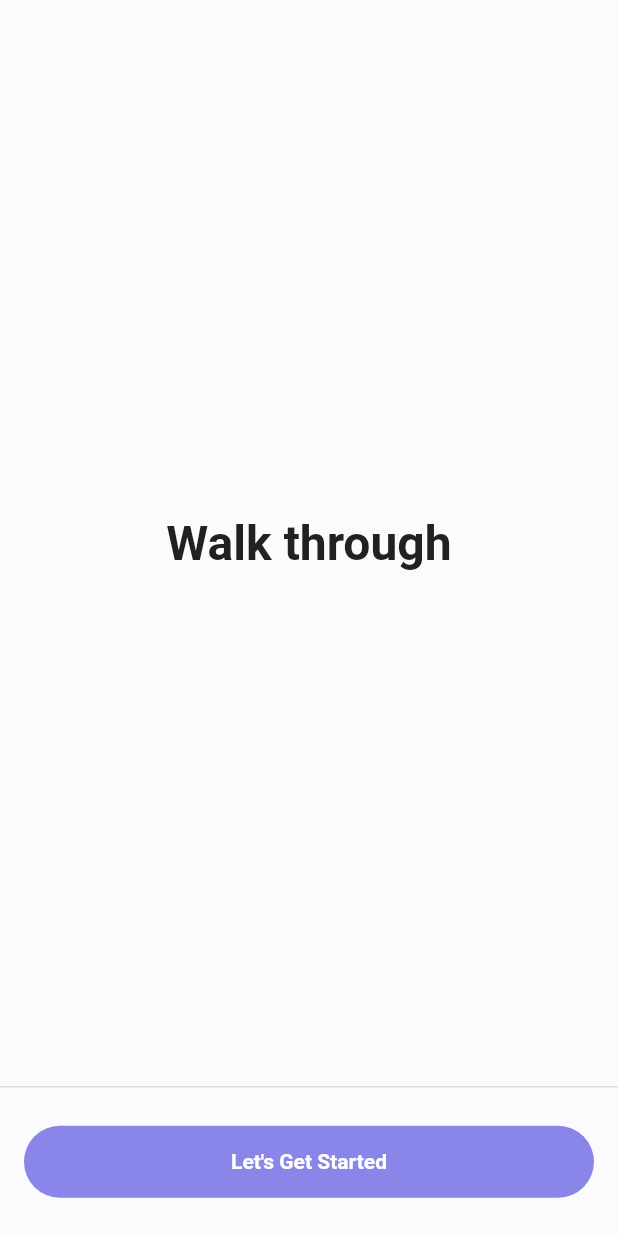
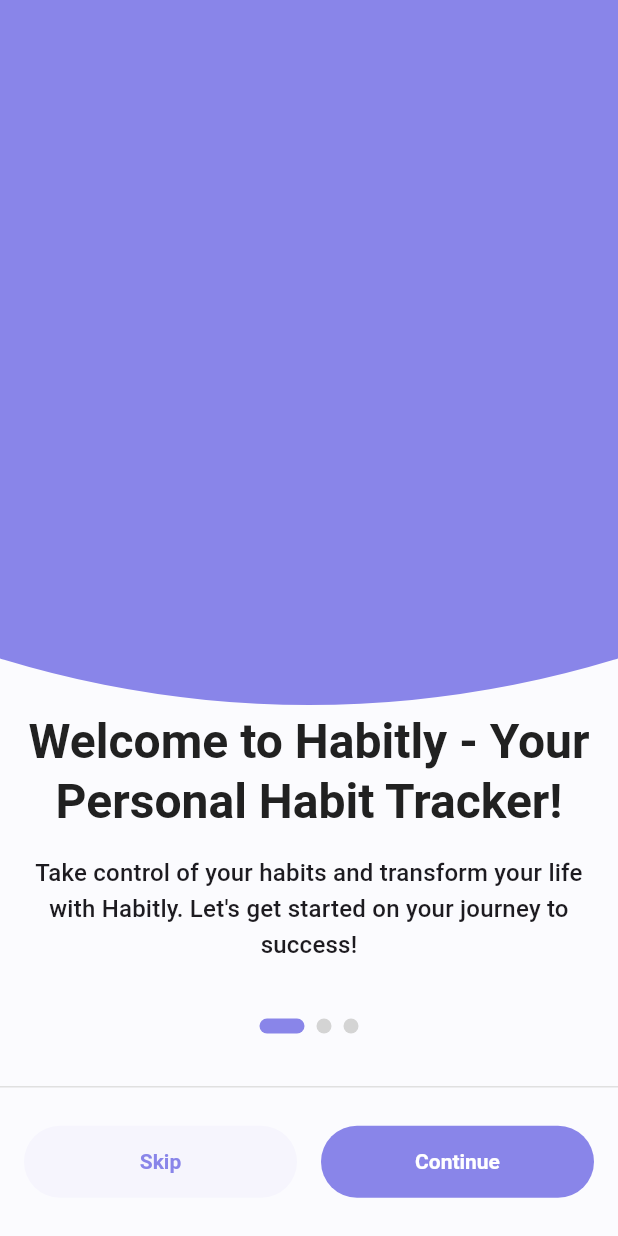
Before and after one commit to AjDDcatoria/Habitly, a Flutter app: the screen it shows after launch, on a phone screen of 412 x 824 dp. Run offline on Flutter 3.47's test engine with Material 3 defaults, Android fonts, the phone set to English and light mode, and no system bars; drawn by our look-alikes of smooth_page_indicator; our stand-ins replace flutter_svg, go_router; Roboto replaces fonts that are missing (Poppins).

Commit message:
UI: walkthrough screen with pageview

```diff
--- /dev/null
+++ b/lib/src/constants/strings/walkthrough.dart
@@ -0,0 +1,14 @@
+abstract class WalkThroughStrings {
+  static String page1Title =
+      "Welcome to Habitly - Your Personal Habit Tracker!";
+  static String page1Subtitle =
+      "Take control of your habits and transform your life with Habitly. Let's get started on your journey to success!";
+
+  static String page2Title = "Explor Habitly Features for Your Journey";
+  static String page2Subtitle =
+      "With intuitive habit creation and insightful progress tracking. Habit makes it easy to stay focused. motivated, and accountable.";
+
+  static String page3Title = "Unlock Your Potential with Habitly Now!";
+  static String page3Subtitle =
+      "Achieve you goals with Habitly's suite of features. Start your habit journey today and unlock your full potential!";
+}
--- a/lib/src/features/started/screens/walk_through.dart
+++ b/lib/src/features/started/screens/walk_through.dart
@@ -2,19 +2,88 @@ import 'package:flutter/material.dart';
 import 'package:go_router/go_router.dart';
 import 'package:habitly/src/constants/colors.dart';
 import 'package:habitly/src/constants/sizes.dart';
+import 'package:habitly/src/constants/strings/walkthrough.dart';
+import 'package:habitly/src/features/started/widgets/walk_through_page.dart';
 import 'package:habitly/src/routes/routes_names.dart';
+import 'package:habitly/src/themes/theme.dart';
+import 'package:smooth_page_indicator/smooth_page_indicator.dart';
 
-class WalkThrough extends StatelessWidget {
+class WalkThrough extends StatefulWidget {
   const WalkThrough({super.key});
 
   @override
+  State<WalkThrough> createState() => _WalkThroughState();
+}
+
+class _WalkThroughState extends State<WalkThrough>
+    with TickerProviderStateMixin {
+  late PageController _pageViewController;
+  late TabController _tabController;
+  int _currentPageIndex = 0;
+
+  @override
+  void initState() {
+    super.initState();
+    _pageViewController = PageController();
+    _tabController = TabController(length: 3, vsync: this);
+  }
+
+  @override
+  void dispose() {
+    super.dispose();
+    _pageViewController.dispose();
+    _tabController.dispose();
+  }
+
+  @override
   Widget build(BuildContext context) {
+    final buttonTheme = Theme.of(context).extension<SecondaryButtonTheme>()!;
+
     return Scaffold(
-      body: Center(
-        child: Text(
-          'Walk through',
-          style: Theme.of(context).textTheme.headlineLarge,
-        ),
+      body: Stack(
+        children: <Widget>[
+          PageView(
+            controller: _pageViewController,
+            onPageChanged: (index) {
+              setState(() {
+                _currentPageIndex = index;
+              });
+              _tabController.animateTo(index);
+            },
+            children: <Widget>[
+              WalkThroughPageWidget(
+                title: WalkThroughStrings.page1Title,
+                subtitle: WalkThroughStrings.page1Subtitle,
+              ),
+              WalkThroughPageWidget(
+                title: WalkThroughStrings.page2Title,
+                subtitle: WalkThroughStrings.page2Subtitle,
+              ),
+              WalkThroughPageWidget(
+                title: WalkThroughStrings.page3Title,
+                subtitle: WalkThroughStrings.page3Subtitle,
+              ),
+            ],
+          ),
+          Positioned(
+            bottom: 35.0,
+            child: SizedBox(
+              width: MediaQuery.of(context).size.width,
+              child: Center(
+                child: SmoothPageIndicator(
+                  controller: _pageViewController,
+                  count: 3,
+                  effect: ExpandingDotsEffect(
+                    dotColor: AppColors.lightBorder,
+                    activeDotColor: AppColors.primary,
+                    dotHeight: 10.0,
+                    dotWidth: 10.0,
+                  ),
+                ),
+              ),
+            ),
+          ),
+        ],
       ),
       bottomNavigationBar: BottomAppBar(
         color: AppColors.light,
@@ -24,20 +93,36 @@ class WalkThrough extends StatelessWidget {
           padding: EdgeInsets.symmetric(horizontal: AppSizes.paddingLg),
           decoration: BoxDecoration(
             border: Border(
-              top: BorderSide(
-                color: Colors.grey[300]!, // Border color
-                width: 1.0, // Border thickness
-              ),
+              top: BorderSide(color: Colors.grey[300]!, width: 1.0),
             ),
           ),
           child: Row(
             mainAxisAlignment: MainAxisAlignment.center,
             spacing: AppSizes.defaultBtwItems,
             children: [
+              if (_currentPageIndex < 2) ...[
+                Expanded(
+                  child: ElevatedButton(
+                    onPressed: () {
+                      context.go(RouteNames.welcome);
+                    },
+                    style: buttonTheme.secondary.style,
+                    child: Text("Skip"),
+                  ),
+                ),
+              ],
               Expanded(
                 child: ElevatedButton(
-                  onPressed: () => context.go(RouteNames.welcome),
-                  child: Text("Let's Get Started"),
+                  onPressed: () {
+                    if (_currentPageIndex < 2) {
+                      _updateCurrentPageIndex(_currentPageIndex + 1);
+                    } else {
+                      context.go(RouteNames.welcome);
+                    }
+                  },
+                  child: Text(
+                    _currentPageIndex < 2 ? "Continue" : "Let's Get Started",
+                  ),
                 ),
               ),
             ],
@@ -46,4 +131,16 @@ class WalkThrough extends StatelessWidget {
       ),
     );
   }
+
+  void _updateCurrentPageIndex(int index) {
+    setState(() {
+      _currentPageIndex = index;
+    });
+    _pageViewController.animateToPage(
+      index,
+      duration: const Duration(milliseconds: 400),
+      curve: Curves.easeInOut,
+    );
+    _tabController.animateTo(index);
+  }
 }
--- /dev/null
+++ b/lib/src/features/started/widgets/walk_through_page.dart
@@ -0,0 +1,56 @@
+import 'package:flutter/material.dart';
+import 'package:habitly/src/constants/colors.dart';
+import 'package:habitly/src/constants/sizes.dart';
+
+class WalkThroughPageWidget extends StatelessWidget {
+  final String title;
+  final String subtitle;
+
+  const WalkThroughPageWidget({
+    super.key,
+    required this.title,
+    required this.subtitle,
+  });
+
+  @override
+  Widget build(BuildContext context) {
+    return Column(
+      mainAxisAlignment: MainAxisAlignment.spaceBetween,
+      children: <Widget>[
+        Transform.scale(
+          scale: 7,
+          origin: Offset(0, 55),
+          child: Container(
+            height: 200,
+            width: 200,
+            decoration: BoxDecoration(
+              color: AppColors.primary,
+              borderRadius: BorderRadius.circular(300),
+            ),
+          ),
+        ),
+        Container(
+          height: 250,
+          padding: EdgeInsets.symmetric(horizontal: 16.0),
+          child: Column(
+            spacing: AppSizes.defaultBtwItems,
+            children: [
+              Text(
+                title,
+                style: Theme.of(context).textTheme.headlineLarge,
+                softWrap: true,
+                textAlign: TextAlign.center,
+              ),
+              Text(
+                subtitle,
+                style: Theme.of(context).textTheme.titleMedium,
+                softWrap: true,
+                textAlign: TextAlign.center,
+              ),
+            ],
+          ),
+        ),
+      ],
+    );
+  }
+}
--- a/lib/src/themes/custom_themes/text_theme.dart
+++ b/lib/src/themes/custom_themes/text_theme.dart
@@ -30,7 +30,6 @@ class AppTextTheme {
     titleMedium: TextStyle().copyWith(
       fontSize: AppSizes.fontMd,
       fontWeight: FontWeight.w500,
-      color: AppColors.textPrimary,
     ),
     titleSmall: TextStyle().copyWith(
       fontSize: AppSizes.fontMd,
--- a/pubspec.yaml
+++ b/pubspec.yaml
@@ -36,6 +36,7 @@ dependencies:
   cupertino_icons: ^1.0.8
   go_router: ^14.8.1
   flutter_svg: ^2.0.7
+  smooth_page_indicator: ^1.2.1
 
 dev_dependencies:
   flutter_test:
```
Also changed, not shown: pubspec.lock.
